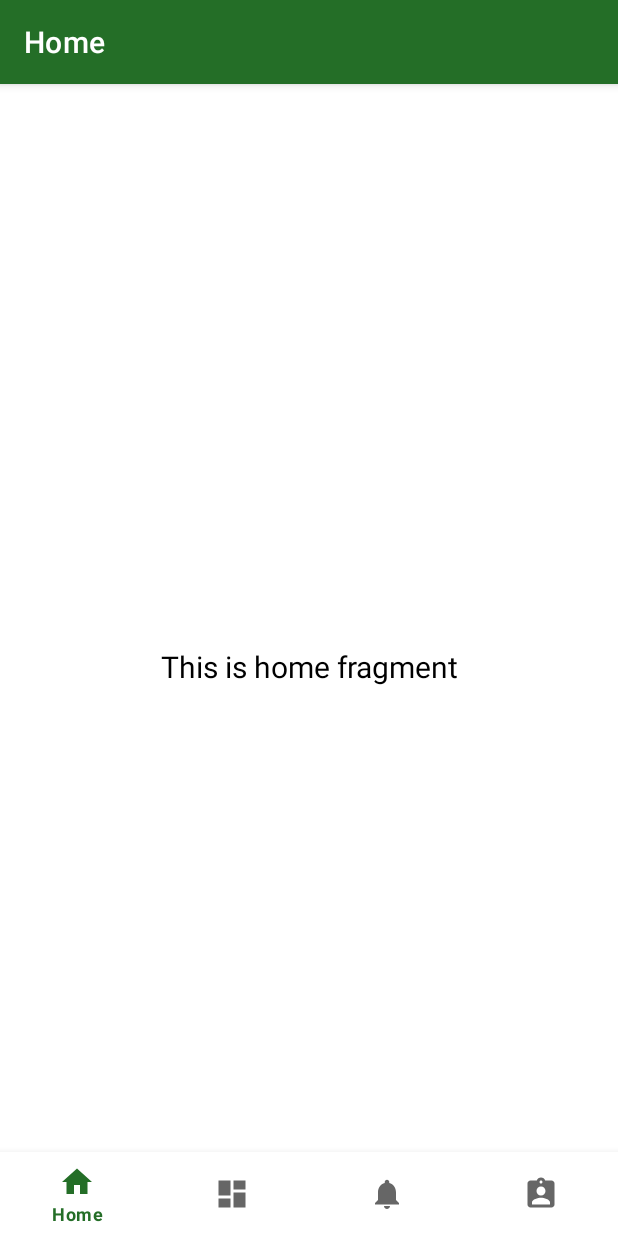
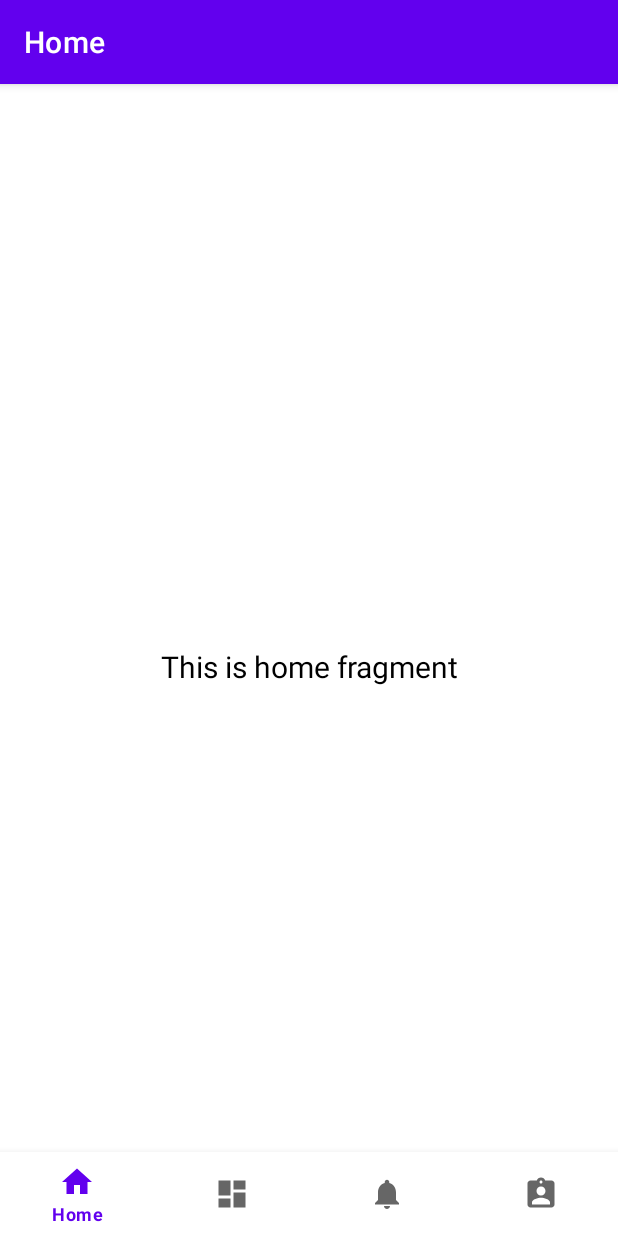
Before and after one commit to MaxenceJRY/WordPressUSTH, an Android app: the MainActivity screen opened directly, with no data from a screen before it, on a phone screen of 412 x 824 dp. Run offline under Robolectric (Android 15) with nearby library versions, the phone set to English and light mode, and no system bars; our stand-ins replace navigation-ui.

Commit message:
Back to previous themes

```diff
--- a/app/src/main/res/values/themes.xml
+++ b/app/src/main/res/values/themes.xml
@@ -2,8 +2,8 @@
     <!-- Base application theme. -->
     <style name="Theme.WordPress25" parent="Theme.MaterialComponents.DayNight.DarkActionBar">
         <!-- Primary brand color. -->
-        <item name="colorPrimary">@color/teal_200</item>
-        <item name="colorPrimaryVariant">#2F8E33</item>
+        <item name="colorPrimary">@color/purple_500</item>
+        <item name="colorPrimaryVariant">@color/purple_700</item>
         <item name="colorOnPrimary">@color/white</item>
         <!-- Secondary brand color. -->
         <item name="colorSecondary">@color/teal_200</item>
```
